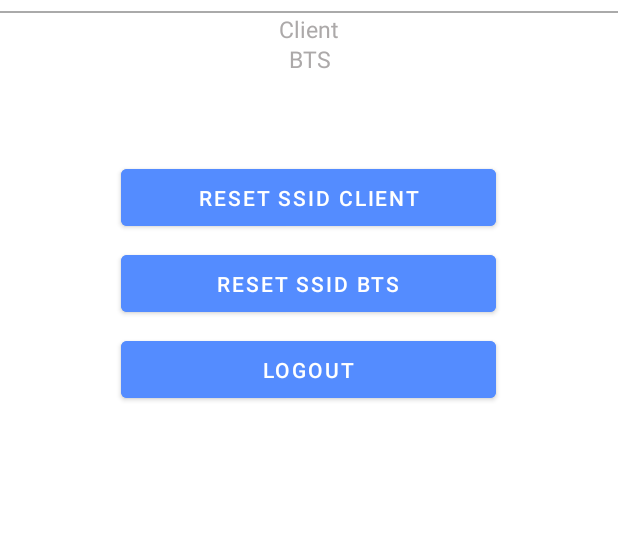
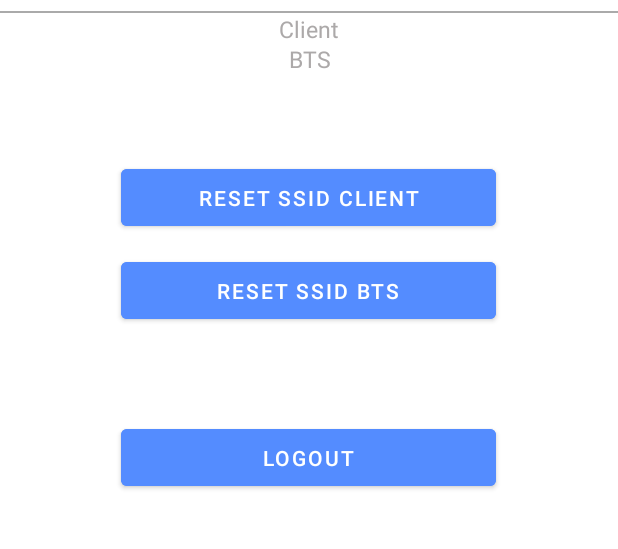
Before and after one commit to anggatonja/remotepointing, an Android app: the Pengaturan screen opened directly, with no data from a screen before it, on a phone screen of 412 x 824 dp, the part 152-701 px from its top. Run offline under Robolectric (Android 15) with nearby library versions, the phone set to English and light mode, and no system bars; our stand-ins replace Firebase (no records; nobody signed in at launch, a user with empty details on screens opened directly).

Commit message:
update tombol reset ssid 2

```diff
--- a/app/src/main/res/layout/activity_pengaturan.xml
+++ b/app/src/main/res/layout/activity_pengaturan.xml
@@ -124,25 +124,26 @@
         android:backgroundTint="@color/blue"
         android:text="Reset SSID BTS"
         app:layout_constraintBottom_toBottomOf="parent"
-        app:layout_constraintEnd_toEndOf="parent"
-        app:layout_constraintHorizontal_bias="0.496"
-        app:layout_constraintStart_toStartOf="parent"
-        app:layout_constraintTop_toBottomOf="@+id/status"
-        app:layout_constraintVertical_bias="0.457" />
+        app:layout_constraintEnd_toEndOf="@+id/buttonpengaturan"
+        app:layout_constraintHorizontal_bias="0.0"
+        app:layout_constraintStart_toStartOf="@+id/buttonpengaturan"
+        app:layout_constraintTop_toBottomOf="@+id/buttonpengaturan"
+        app:layout_constraintVertical_bias="0.071" />
 
     <Button
         android:id="@+id/buttonlogout"
         android:layout_width="250dp"
         android:layout_height="50dp"
+        android:layout_marginTop="61dp"
         android:layout_marginBottom="250dp"
         android:backgroundTint="@color/blue"
         android:text="Logout"
         app:layout_constraintBottom_toBottomOf="parent"
-        app:layout_constraintEnd_toEndOf="parent"
-        app:layout_constraintHorizontal_bias="0.496"
-        app:layout_constraintStart_toStartOf="parent"
-        app:layout_constraintTop_toBottomOf="@+id/status"
-        app:layout_constraintVertical_bias="0.488" />
+        app:layout_constraintEnd_toEndOf="@+id/buttonpengaturan2"
+        app:layout_constraintHorizontal_bias="0.0"
+        app:layout_constraintStart_toStartOf="@+id/buttonpengaturan2"
+        app:layout_constraintTop_toBottomOf="@+id/buttonpengaturan2"
+        app:layout_constraintVertical_bias="0.0" />
 
 
 </androidx.constraintlayout.widget.ConstraintLayout>
```
